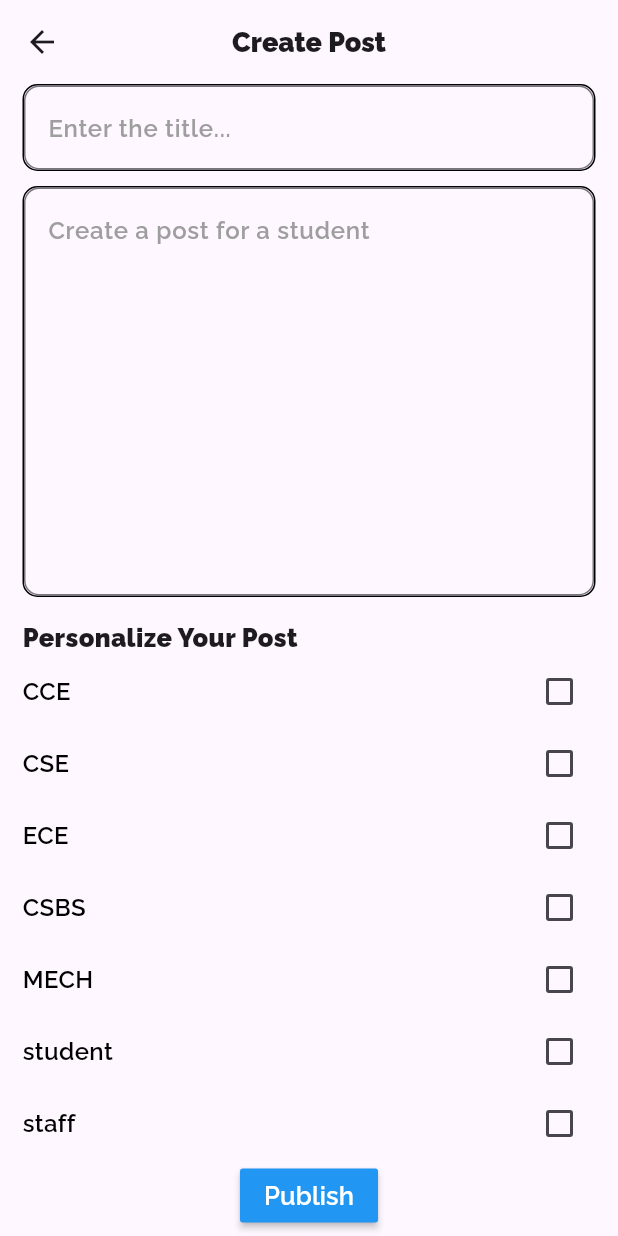
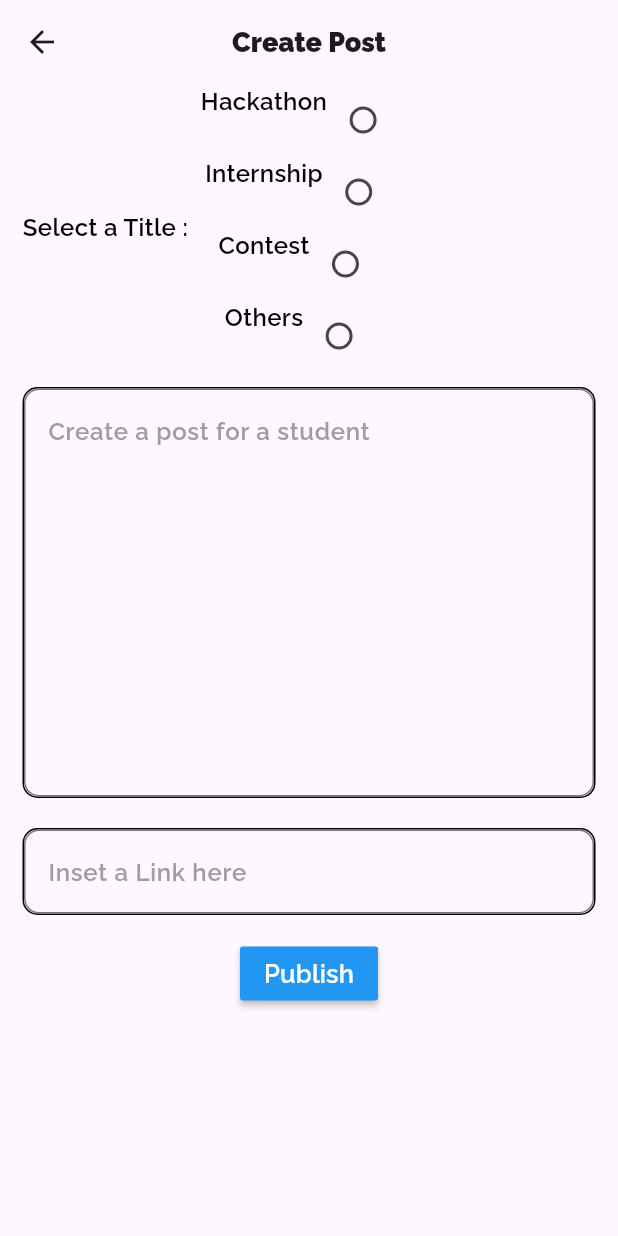
Before and after one commit to MuthuvelA/UniVerse, a Flutter app: the CreatePostView screen opened directly, after a tap on "Publish", on a phone screen of 412 x 824 dp. Run offline on Flutter 3.47's test engine with Material 3 defaults, Android fonts, the phone set to English and light mode, and no system bars; our stand-ins replace flutter_dotenv; missing offline and left inert: dart:html, encrypt; network calls fail.

Commit message:
create post completed with api

```diff
--- a/lib/component/view/create_post_view.dart
+++ b/lib/component/view/create_post_view.dart
@@ -1,4 +1,5 @@
 import 'package:flutter/material.dart';
+import 'package:universe/component/view/staff_dashboard_view.dart';
 import 'package:universe/service/post_service.dart';
 
 class CreatePostView extends StatefulWidget {
@@ -27,6 +28,13 @@ class _CreatePostViewState extends State<CreatePostView> {
     "student",
     "staff"
   ];
+  List<String> title = [
+    "Hackathon",
+    "Internship",
+    "Contest",
+    "Others"
+  ];
+  String selectedValue = "";
   Map<String,dynamic> finalReport = {};
   List<String> finalPersonalizedList = [];
   late List<bool> checkboxController;
@@ -50,27 +58,66 @@ class _CreatePostViewState extends State<CreatePostView> {
   }
   Widget bodyPartForPost(){
     TextEditingController createPostController = TextEditingController();
-    TextEditingController tittleController = TextEditingController();
+    TextEditingController linkController = TextEditingController();
     return Padding(
       padding: const EdgeInsets.only(left: 15,right: 15),
       child: Column(
         crossAxisAlignment: CrossAxisAlignment.start,
         children: [
-          Container(
-            decoration: BoxDecoration(
-              borderRadius: BorderRadius.circular(10),
-              border: Border.all(color: Colors.black)
-            ),
-            child: TextFormField(
-              decoration: InputDecoration(
-                hintText: "Enter the title...",
-                hintStyle: const TextStyle(fontFamily: "Raleway-SemiBold",fontSize: 16,color: Colors.grey),
-                border: OutlineInputBorder(
-                  borderRadius: BorderRadius.circular(10),
-                )
+          // Container(
+          //   decoration: BoxDecoration(
+          //     borderRadius: BorderRadius.circular(10),
+          //     border: Border.all(color: Colors.black)
+          //   ),
+          //   child: TextFormField(
+          //     decoration: InputDecoration(
+          //       hintText: "Enter the title...",
+          //       hintStyle: const TextStyle(fontFamily: "Raleway-SemiBold",fontSize: 16,color: Colors.grey),
+          //       border: OutlineInputBorder(
+          //         borderRadius: BorderRadius.circular(10),
+          //       )
+          //     ),
+          //      controller: tittleController,
+          //   ),
+          // ),
+          Row(
+            children: [
+              Text(
+                  "Select a Title :  ",
+                style: TextStyle(
+                  fontFamily: "Raleway-SemiBold",
+                  fontSize: 16,
+                  color: Colors.black
+                ),
               ),
-               controller: tittleController,
-            ),
+              Column(
+                children: List.generate(title.length, (index) {
+                  return Row(
+                    crossAxisAlignment: CrossAxisAlignment.start,
+                    children :[
+                      Text(
+                        "${title[index]}",
+                      style: TextStyle(
+                        fontFamily: "Raleway-SemiBold",
+                        fontSize: 16,
+                        color: Colors.black
+                      ),
+                    ),
+                    Radio(
+                        value: title[index],
+                        groupValue: selectedValue,
+                        onChanged: (value) {
+                          setState(() {
+                            selectedValue = value!;
+                          });
+                          print("Selected radio value : $selectedValue");
+                        }
+                    ),
+                    ]
+                  );
+                }),
+              ),
+            ],
           ),
           const Padding(padding: EdgeInsets.only(top: 10)),
           Container(
@@ -90,38 +137,61 @@ class _CreatePostViewState extends State<CreatePostView> {
               controller: createPostController,
             ),
           ),
+          SizedBox(height: 20,),
+          Container(
+            decoration: BoxDecoration(
+                borderRadius: BorderRadius.circular(10),
+                border: Border.all(color: Colors.black)
+            ),
+            child: TextFormField(
+              decoration: InputDecoration(
+                  hintText: "Inset a Link here",
+                  hintStyle: const TextStyle(fontFamily: "Raleway-SemiBold",fontSize: 16,color: Colors.grey),
+                  border: OutlineInputBorder(
+                    borderRadius: BorderRadius.circular(10),
+                  )
+              ),
+              controller: linkController,
+            ),
+          ),
           Padding(padding: EdgeInsets.only(top: 15)),
-          Text("Personalize Your Post",style: TextStyle(fontFamily: "Raleway",fontSize: 17),),
-          Column(
-            children: List.generate(personalizedCheckbox.length, (index) {
-              return Row(
-                mainAxisAlignment: MainAxisAlignment.spaceBetween,
-                children: [
-                  Text("${personalizedCheckbox[index]}",style: TextStyle(fontFamily: "Raleway-SemiBold",fontSize: 16,color: Colors.black),),
-                  Checkbox(
-                    value: checkboxController[index],
-                    onChanged: (value) {
-                      setState(() {
-                        checkboxController[index] = value!;
-                        if(checkboxController[index]){
-                          finalPersonalizedList.add(personalizedCheckbox[index]);
-                        }
-                      });
-                    },
-                  ),
-                ],
-              );
-            }),
-          ),
+          // Text("Personalize Your Post",style: TextStyle(fontFamily: "Raleway",fontSize: 17),),
+          // Column(
+          //   children: List.generate(personalizedCheckbox.length, (index) {
+          //     return Row(
+          //       mainAxisAlignment: MainAxisAlignment.spaceBetween,
+          //       children: [
+          //         Text("${personalizedCheckbox[index]}",style: TextStyle(fontFamily: "Raleway-SemiBold",fontSize: 16,color: Colors.black),),
+          //         Checkbox(
+          //           value: checkboxController[index],
+          //           onChanged: (value) {
+          //             setState(() {
+          //               checkboxController[index] = value!;
+          //               if(checkboxController[index]){
+          //                 finalPersonalizedList.add(personalizedCheckbox[index]);
+          //               }
+          //             });
+          //           },
+          //         ),
+          //       ],
+          //     );
+          //   }),
+          // ),
 
           Center(
-            child: MaterialButton(onPressed: (){
+            child: MaterialButton(onPressed: () async{
               finalReport = {
-                "title" : tittleController.text,
+                "title" : selectedValue,
                 "post" : createPostController.text,
-                "filter" : finalPersonalizedList
               };
               debugPrint("${finalReport}");
+              bool decider = await addPost(selectedValue,linkController,createPostController);
+              if (decider) {
+                Navigator.push(context, (MaterialPageRoute(builder: (context) => const StaffDashboardView())));
+              }
+              else {
+                print("Failed to post");
+              }
             },
               child: Text("Publish",style: TextStyle(fontFamily: "Raleway-SemiBold",fontSize: 17,color: Colors.white),),
               color: Colors.blue,
--- a/lib/component/view/student_dashboard_view.dart
+++ b/lib/component/view/student_dashboard_view.dart
@@ -5,6 +5,7 @@ import 'package:universe/component/view/student_leaderboard_view.dart';
 import 'package:universe/component/view/student_personal_details_form_view.dart';
 import 'package:universe/component/view/student_profile.dart';
 import 'package:universe/service/student_details_service.dart';
+import 'package:url_launcher/url_launcher.dart';
 
 class StudentDashboardView extends StatefulWidget {
   final List<dynamic>post;
@@ -145,7 +146,11 @@ class _StudentDashboardViewState extends State<StudentDashboardView> {
   Widget quickRecap(){
     return Column(
       children: List.generate(widget.post.length, (index) {
-        return Padding(
+        return GestureDetector(
+          onTap: () {
+            launchUrl(widget.post[index]["link"]);
+          },
+          child: Padding(
             padding: const EdgeInsets.only(left: 10,right: 10),
             child: Column(
               children: [
@@ -169,16 +174,24 @@ class _StudentDashboardViewState extends State<StudentDashboardView> {
                         ),
                       ),
                       const Padding(padding: EdgeInsets.only(top: 20)),
-                    widget.post[index]["postType"] != ' ' ? Text(widget.post[index]["postType"]!,style: const TextStyle(fontFamily: "Raleway",fontSize: 17,color: Colors.white),) : const Text("Admin",style: TextStyle(fontFamily: "Raleway",fontSize: 17,color: Colors.white)),
+                      // widget.post[index]["postType"] != ' ' ? Text(widget.post[index]["postType"]!,style: const TextStyle(fontFamily: "Raleway",fontSize: 17,color: Colors.white),) : const Text("Admin",style: TextStyle(fontFamily: "Raleway",fontSize: 17,color: Colors.white)),
                     ],
                   ),
                 ),
                 const Padding(padding: EdgeInsets.only(top: 20)),
               ],
             ),
+          ),
         );
       }),
     );
+  }
+  Future _launchURL(String url) async {
+    if (await canLaunch(url)) {
+      await launch(url);
+    } else {
+      throw 'Could not launch $url';
+    }
   }
   Widget welcomeBackCard(double width, double height){
     DateTime now = new DateTime.now();
--- a/lib/service/post_service.dart
+++ b/lib/service/post_service.dart
@@ -2,12 +2,12 @@ import 'dart:convert';
 import 'package:flutter/material.dart';
 import 'package:http/http.dart' as http;
 import 'package:universe/component/utils/credentials.dart';
-Future<bool> addPost(TextEditingController title,TextEditingController content) async {
+Future<bool> addPost(String title,TextEditingController link,TextEditingController content) async {
   var reqBody = {
     "username": userCredentials.get_user(),
-    "title" : title.text.toString(),
+    "title" : title,
     "content" : content.text.toString(),
-    "filter" : [],
+    "link" : link.text.trim()
   };
   print(reqBody);
 
--- a/pubspec.yaml
+++ b/pubspec.yaml
@@ -49,6 +49,7 @@ dependencies:
   flutter_file_downloader: ^1.2.1
   http: ^1.2.1
   path: ^1.9.0
+  url_launcher: ^6.3.0
 dev_dependencies:
   flutter_test:
     sdk: flutter
```
Also changed, not shown: pubspec.lock, 3 other files. Lines whose indentation alone changed are shown as unchanged.
